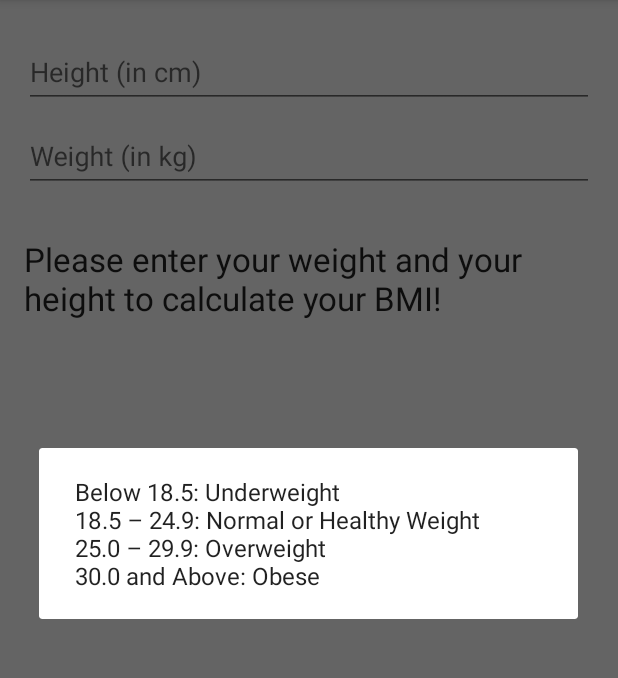
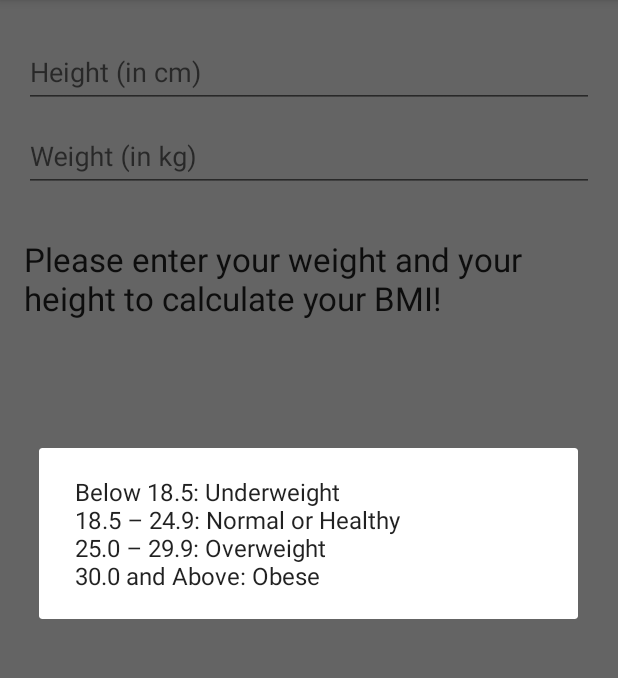
Before and after one commit to christophstach/android-native-bmi-calculator, an Android app: the screen it shows after launch (MainActivity), after a tap on "Help", on a phone screen of 412 x 824 dp, the part 84-762 px from its top. Run offline under Robolectric (Android 15) with nearby library versions, the light colour scheme and no system bars; our stand-ins replace AdMob.

Commit message:
Einige labels übersetzt und korrigiert.

```diff
--- a/app/src/main/res/layout/switch_layout.xml
+++ b/app/src/main/res/layout/imperial_switch_layout.xml
@@ -7,6 +7,6 @@
         android:id="@+id/switchForActionBar"
         android:layout_width="wrap_content"
         android:layout_height="match_parent"
-        android:text="Imperial" />
+        android:text="@string/action_switch_imperial" />
 
 </RelativeLayout>
--- a/app/src/main/res/menu/menu_main.xml
+++ b/app/src/main/res/menu/menu_main.xml
@@ -25,12 +25,12 @@
             android:id="@+id/unit_switch"
             android:title=""
             app:showAsAction="always"
-            app:actionLayout="@layout/switch_layout" />
+            app:actionLayout="@layout/imperial_switch_layout" />
 
         <item
             android:id="@+id/action_help"
             android:icon="@drawable/ic_help_white_48dp"
-            android:title="Help"
+            android:title="@string/action_help"
             app:showAsAction="ifRoom" />
 
         <!--<item
--- a/app/src/main/res/values/strings.xml
+++ b/app/src/main/res/values/strings.xml
@@ -7,11 +7,12 @@
     <string name="dialog_positive">Set</string>
     <string name="dialog_negative">Cancel</string>
     <string name="txt_bmi_default_value">Please enter your weight and your height to calculate your BMI!</string>
+    <string name="txt_bmi_value">Your BMI: %1$.1f</string>
     <string name="action_help">Help</string>
-    <string name="txt_bmi_value">Your BMI: %1$.1f</string>
+    <string name="action_switch_imperial">Imperial</string>
     <string name="bmi_description">
         Below 18.5: Underweight
-        \n18.5 – 24.9: Normal or Healthy Weight
+        \n18.5 – 24.9: Normal or Healthy
         \n25.0 – 29.9: Overweight
         \n30.0 and Above: Obese
     </string>
```
Also changed, not shown: 1 other file.
